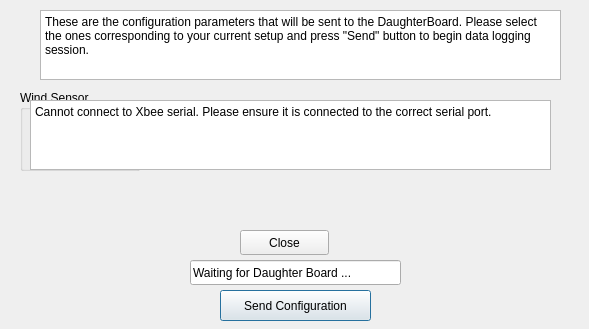
The window that QtPayloadGCS/configwindow.ui (dhollenbeck1/DaughterBoard_PayloadGCS) describes before a commit, drawn with Qt 5.
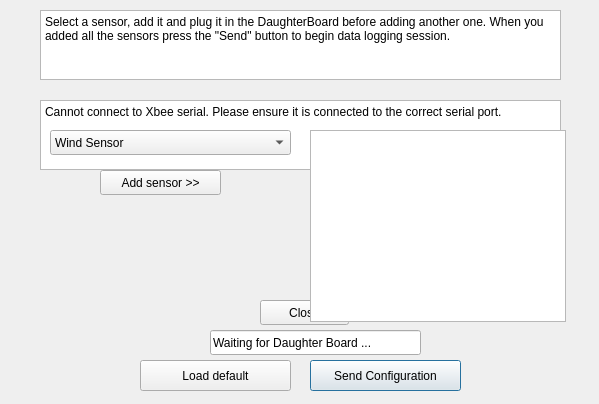
The same window after the commit.

Commit message: Improved dynamic configuration.

```diff
--- a/QtPayloadGCS/configwindow.ui
+++ b/QtPayloadGCS/configwindow.ui
@@ -6,8 +6,8 @@
    <rect>
     <x>0</x>
     <y>0</y>
-    <width>589</width>
-    <height>329</height>
+    <width>599</width>
+    <height>404</height>
    </rect>
   </property>
   <property name="windowTitle">
@@ -16,44 +16,6 @@
   <property name="styleSheet">
    <string notr="true"/>
   </property>
-  <widget class="QGroupBox" name="WindSensorGroupBox">
-   <property name="geometry">
-    <rect>
-     <x>20</x>
-     <y>90</y>
-     <width>120</width>
-     <height>81</height>
-    </rect>
-   </property>
-   <property name="title">
-    <string>Wind Sensor</string>
-   </property>
-   <widget class="QComboBox" name="windSensorBox">
-    <property name="geometry">
-     <rect>
-      <x>10</x>
-      <y>40</y>
-      <width>86</width>
-      <height>25</height>
-     </rect>
-    </property>
-    <item>
-     <property name="text">
-      <string>FT205</string>
-     </property>
-    </item>
-    <item>
-     <property name="text">
-      <string>FT742</string>
-     </property>
-    </item>
-    <item>
-     <property name="text">
-      <string>Trisonica</string>
-     </property>
-    </item>
-   </widget>
-  </widget>
   <widget class="QPlainTextEdit" name="infoText">
    <property name="geometry">
     <rect>
@@ -64,14 +26,14 @@
     </rect>
    </property>
    <property name="plainText">
-    <string>These are the configuration parameters that will be sent to the DaughterBoard. Please select the ones corresponding to your current setup and press &quot;Send&quot; button to begin data logging session.</string>
+    <string>Select a sensor, add it and plug it in the DaughterBoard before adding another one. When you added all the sensors press the &quot;Send&quot; button to begin data logging session.</string>
    </property>
   </widget>
   <widget class="QPushButton" name="sendConfigButton">
    <property name="geometry">
     <rect>
-     <x>220</x>
-     <y>290</y>
+     <x>310</x>
+     <y>360</y>
      <width>151</width>
      <height>31</height>
     </rect>
@@ -83,8 +45,8 @@
   <widget class="QLineEdit" name="waitText">
    <property name="geometry">
     <rect>
-     <x>190</x>
-     <y>260</y>
+     <x>210</x>
+     <y>330</y>
      <width>211</width>
      <height>25</height>
     </rect>
@@ -96,7 +58,7 @@
   <widget class="QPlainTextEdit" name="errorText">
    <property name="geometry">
     <rect>
-     <x>30</x>
+     <x>40</x>
      <y>100</y>
      <width>521</width>
      <height>70</height>
@@ -109,8 +71,8 @@
   <widget class="QPushButton" name="closeButton">
    <property name="geometry">
     <rect>
-     <x>240</x>
-     <y>230</y>
+     <x>260</x>
+     <y>300</y>
      <width>89</width>
      <height>25</height>
     </rect>
@@ -119,6 +81,81 @@
     <string>Close</string>
    </property>
   </widget>
+  <widget class="QPushButton" name="loadDefaultButton">
+   <property name="geometry">
+    <rect>
+     <x>140</x>
+     <y>360</y>
+     <width>151</width>
+     <height>31</height>
+    </rect>
+   </property>
+   <property name="text">
+    <string>Load default</string>
+   </property>
+  </widget>
+  <widget class="QComboBox" name="sensorsComboBox">
+   <property name="geometry">
+    <rect>
+     <x>50</x>
+     <y>130</y>
+     <width>241</width>
+     <height>25</height>
+    </rect>
+   </property>
+   <item>
+    <property name="text">
+     <string>Wind Sensor</string>
+    </property>
+   </item>
+   <item>
+    <property name="text">
+     <string>Lidar Garmin Lite v3</string>
+    </property>
+   </item>
+   <item>
+    <property name="text">
+     <string>Pyranometer Apogee Instruments SP-212</string>
+    </property>
+   </item>
+   <item>
+    <property name="text">
+     <string>OPLS</string>
+    </property>
+   </item>
+  </widget>
+  <widget class="QPushButton" name="addSensorButton">
+   <property name="geometry">
+    <rect>
+     <x>100</x>
+     <y>170</y>
+     <width>121</width>
+     <height>25</height>
+    </rect>
+   </property>
+   <property name="text">
+    <string>Add sensor &gt;&gt;</string>
+   </property>
+  </widget>
+  <widget class="QListWidget" name="addedSensorsList">
+   <property name="geometry">
+    <rect>
+     <x>310</x>
+     <y>130</y>
+     <width>256</width>
+     <height>192</height>
+    </rect>
+   </property>
+  </widget>
+  <zorder>errorText</zorder>
+  <zorder>infoText</zorder>
+  <zorder>sendConfigButton</zorder>
+  <zorder>waitText</zorder>
+  <zorder>closeButton</zorder>
+  <zorder>loadDefaultButton</zorder>
+  <zorder>sensorsComboBox</zorder>
+  <zorder>addSensorButton</zorder>
+  <zorder>addedSensorsList</zorder>
  </widget>
  <resources/>
  <connections/>
```
The commit also changes 30 other files.
